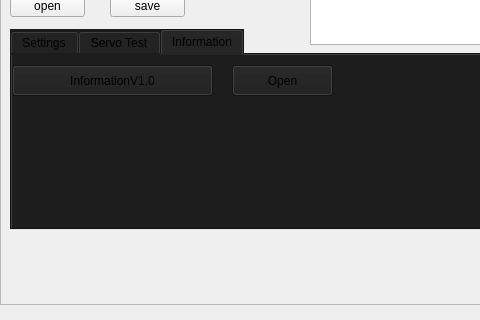
Qt form HDclient/mainwindow.ui (lisi099/ServoFixtureAll) before a commit; both pictures show x 0 to 480 and y 116 to 436 of the 970 by 607 pixel window.
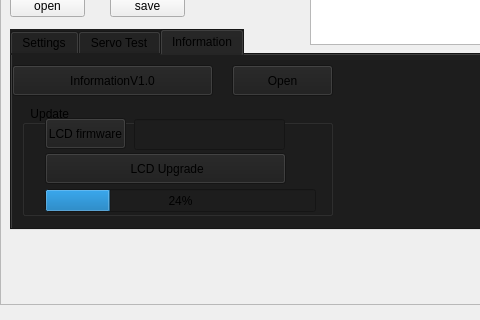
The same form after that commit. The open tabs and pages were chosen to show the change. Icons and pictures are not drawn.

```diff
--- a/HDclient/mainwindow.ui
+++ b/HDclient/mainwindow.ui
@@ -1078,6 +1078,68 @@
        <string>Open</string>
       </property>
      </widget>
+     <widget class="QGroupBox" name="groupBox">
+      <property name="geometry">
+       <rect>
+        <x>10</x>
+        <y>50</y>
+        <width>311</width>
+        <height>111</height>
+       </rect>
+      </property>
+      <property name="title">
+       <string>  Update</string>
+      </property>
+      <widget class="QPushButton" name="pushButton_lcdfirmware">
+       <property name="geometry">
+        <rect>
+         <x>23</x>
+         <y>13</y>
+         <width>81</width>
+         <height>31</height>
+        </rect>
+       </property>
+       <property name="text">
+        <string>LCD firmware</string>
+       </property>
+      </widget>
+      <widget class="QLineEdit" name="lineEdit_lcdfirmware">
+       <property name="geometry">
+        <rect>
+         <x>112</x>
+         <y>14</y>
+         <width>151</width>
+         <height>31</height>
+        </rect>
+       </property>
+      </widget>
+      <widget class="QPushButton" name="pushButton_lcdupgrade">
+       <property name="geometry">
+        <rect>
+         <x>23</x>
+         <y>48</y>
+         <width>241</width>
+         <height>31</height>
+        </rect>
+       </property>
+       <property name="text">
+        <string> LCD Upgrade</string>
+       </property>
+      </widget>
+      <widget class="QProgressBar" name="progressBar">
+       <property name="geometry">
+        <rect>
+         <x>23</x>
+         <y>84</y>
+         <width>271</width>
+         <height>23</height>
+        </rect>
+       </property>
+       <property name="value">
+        <number>24</number>
+       </property>
+      </widget>
+     </widget>
     </widget>
    </widget>
    <widget class="QFrame" name="frame">
```
Left out of the diff: 30 changed lines with no effect on the pictures.
